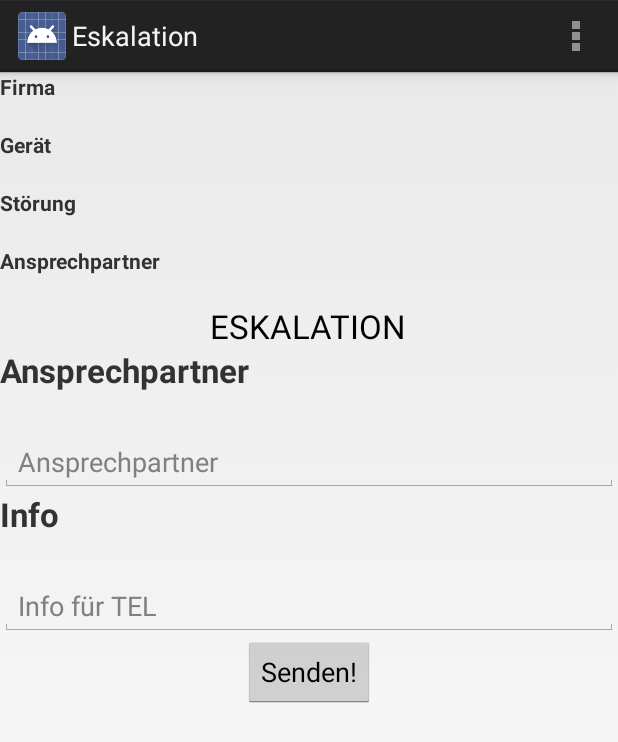
After one commit to TrooperMaXX/Jobcontrol, an Android app: the Eskalation screen opened directly, with no data from a screen before it, on a phone screen of 412 x 824 dp. The commit adds this screen. Shown: the top 742 px of the screen. Run offline under Robolectric (Android 15) with nearby library versions, the phone set to English and light mode, and no system bars.

Commit message:
ESKALATION! neuer Button in den Details

```diff
--- a/app/src/main/AndroidManifest.xml
+++ b/app/src/main/AndroidManifest.xml
@@ -55,7 +55,10 @@
         <activity
             android:name=".ticketlist.NewInfo"
             android:label="@string/title_activity_new_info">
-
+        </activity>
+        <activity
+            android:name=".ticketlist.Eskalation"
+            android:label="@string/title_activity_eskalation" >
         </activity>
     </application>
 
--- a/app/src/main/java/de/hoell/jobcontrol/OfflineFragment.java
+++ b/app/src/main/java/de/hoell/jobcontrol/OfflineFragment.java
@@ -135,7 +135,7 @@ public class OfflineFragment extends ListFragment {
                                 case 39:
                                     Status = "Eskalation";
                                     DropPos = 10;
-                                    imgid= this.getResources().getIdentifier("ic_status_red","mipmap","de.hoell.jobcontrol");
+                                    imgid= this.getResources().getIdentifier("ic_status_orange","mipmap","de.hoell.jobcontrol");
                                     break;
 
                             }
--- a/app/src/main/java/de/hoell/jobcontrol/TicketFragment.java
+++ b/app/src/main/java/de/hoell/jobcontrol/TicketFragment.java
@@ -452,7 +452,7 @@ public class TicketFragment extends ListFragment {
                                 case 99:
                                     Status = "Eskalation";
                                     DropPos = 10;
-                                    imgid= mContext.getResources().getIdentifier("ic_status_red","mipmap","de.hoell.jobcontrol");
+                                    imgid= mContext.getResources().getIdentifier("ic_status_orange","mipmap","de.hoell.jobcontrol");
                                     break;
 
                             }
--- a/app/src/main/java/de/hoell/jobcontrol/query/Functions.java
+++ b/app/src/main/java/de/hoell/jobcontrol/query/Functions.java
@@ -46,6 +46,7 @@ import de.hoell.jobcontrol.MainActivity;
         private static String saverueck_tag = "saverueck";
         private static String saveinfo_tag = "saveinfo";
         private static String info_tag = "info";
+        private static String saveesk_tag = "saveesk";
 
     // constructor
         public Functions(){
@@ -93,7 +94,7 @@ import de.hoell.jobcontrol.MainActivity;
             params.add(new BasicNameValuePair("tag", savedetails_tag));
             params.add(new BasicNameValuePair("status", Status));
             params.add(new BasicNameValuePair("id", ID));
-            System.out.println("status"+Status);
+            System.out.println("status" + Status);
             // getting JSON Object
             JSONObject json = jsonParser.getJSONFromUrl(URL, params);
             Log.e("TROLJSON", json.toString());
@@ -119,7 +120,7 @@ import de.hoell.jobcontrol.MainActivity;
             }
             boolean ja=heute.equals(termin);
 
-            System.out.println("date_today" + heute +" termin" + termin + " ja"+ ja);
+            System.out.println("date_today" + heute + " termin" + termin + " ja" + ja);
             if (ja){
                 return true;
             }
@@ -243,4 +244,20 @@ import de.hoell.jobcontrol.MainActivity;
                 3000, sender);//10min interval
 
     }
+
+    public JSONObject SaveEsk(String id, String ansprech, String info, String user) {
+        List<NameValuePair> params = new ArrayList<NameValuePair>();
+
+        params.add(new BasicNameValuePair("tag", saveesk_tag));
+        params.add(new BasicNameValuePair("id", id));
+        params.add(new BasicNameValuePair("ansprech", ansprech));
+        params.add(new BasicNameValuePair("info", info));
+        params.add(new BasicNameValuePair("user", user));
+
+        // getting JSON Object
+        JSONObject json = jsonParser.getJSONFromUrl(URL, params);
+        Log.e("SAVEESK", json.toString());
+        // return json
+        return json;
+    }
 }
--- /dev/null
+++ b/app/src/main/java/de/hoell/jobcontrol/ticketlist/Eskalation.java
@@ -0,0 +1,154 @@
+package de.hoell.jobcontrol.ticketlist;
+
+import android.app.Activity;
+import android.content.Intent;
+import android.os.AsyncTask;
+import android.os.Bundle;
+import android.util.Log;
+import android.view.Menu;
+import android.view.View;
+import android.widget.Button;
+import android.widget.TextView;
+import android.widget.Toast;
+
+import org.json.JSONException;
+import org.json.JSONObject;
+
+import de.hoell.jobcontrol.MainActivity;
+import de.hoell.jobcontrol.R;
+import de.hoell.jobcontrol.Start;
+import de.hoell.jobcontrol.query.Functions;
+
+public class Eskalation extends Activity {
+    private static final String TAG_SUCCESS = "success";
+
+
+    @Override
+    protected void onCreate(Bundle savedInstanceState) {
+        super.onCreate(savedInstanceState);
+        setContentView(R.layout.activity_eskalation);
+
+        Button Button_EskSave = (Button) findViewById(R.id.button_save_eskalation);
+
+        final String Firma = getIntent().getStringExtra("value_firma");
+        String Model = getIntent().getStringExtra("value_model");//Gerät
+        String Stoerung = getIntent().getStringExtra("value_stoerung");
+        final String Ansprechpartner = getIntent().getStringExtra("value_ansprechpartner");
+       final String ID = getIntent().getStringExtra("value_id");
+
+        final String user;
+
+        user = Start.user;
+
+        TextView textViewRueckFirma = (TextView) findViewById(R.id.textViewRueckFirma);
+        textViewRueckFirma.setText(Firma);
+        TextView textViewRueckModell = (TextView) findViewById(R.id.textViewRueckModel);
+        textViewRueckModell.setText(Model);
+        TextView textViewRueckStoerung = (TextView) findViewById(R.id.textViewRueckStoerung);
+        textViewRueckStoerung.setText(Stoerung);
+        TextView textViewRueckAnsprechpartner = (TextView) findViewById(R.id.textViewRueckAnsprech);
+        textViewRueckAnsprechpartner.setText(Ansprechpartner);
+
+        Button_EskSave.setOnClickListener(new View.OnClickListener() {
+            @Override
+            public void onClick(View view) {
+                Functions Function = new Functions();
+                if( Function.isNetworkOnline(Eskalation.this)){
+
+                TextView editTextAnsprechpartner =  (TextView) findViewById(R.id.Ansprechpartner_Content);
+                String editAnsprech = editTextAnsprechpartner.getText().toString();
+                TextView editTextInfo =  (TextView) findViewById(R.id.Info_Content);
+                String editInfo = editTextInfo.getText().toString();
+
+                new JSONSaveEsk(ID,editAnsprech,editInfo, user).execute();}  else {
+                    Toast.makeText(getApplicationContext(), "Keine INternet verbindung", Toast.LENGTH_LONG).show();}
+
+
+
+            }
+        });
+
+
+
+
+    }
+
+
+    @Override
+    public boolean onCreateOptionsMenu(Menu menu) {
+        // Inflate the menu; this adds items to the action bar if it is present.
+        getMenuInflater().inflate(R.menu.menu_rueckmeldung, menu);
+        return true;
+    }
+
+    public class JSONSaveEsk extends AsyncTask<Integer, Integer, JSONObject> {
+
+        private String mID,mAnsprech,mInfo,mUser;
+        public JSONSaveEsk(String id, String ansprech, String info,String user) {
+            mID=id;
+            mAnsprech=ansprech;
+            mInfo=info;
+            mUser=user;
+        }
+
+        @Override
+        protected JSONObject doInBackground(Integer... args) {
+            Functions Function = new Functions();
+
+            JSONObject json = Function.SaveEsk(mID, mAnsprech,mInfo,mUser);
+
+            // check for login response
+            // check log cat fro response
+            Log.d("Create Response", json.toString());
+            return json;
+        }
+
+        @Override
+        protected void onPostExecute(JSONObject json) {
+
+            try {
+
+                int success = json.getInt(TAG_SUCCESS);
+
+                if (success == 1) {
+                    System.out.println("LOL gehtb sofort"+ success);
+
+                    Toast.makeText(getApplicationContext(), "Eskalation Erfolgreich", Toast.LENGTH_LONG).show();
+
+
+                    Intent i = new Intent(getApplicationContext(), MainActivity.class);
+                    startActivity(i);
+
+
+
+
+                }
+                else{
+
+                    System.out.println("Y U NOT FUNCTION...");
+
+                }
+
+            } catch (JSONException e) {
+                e.printStackTrace();
+            }
+
+        }
+    }
+
+
+   /* @Override
+    public boolean onOptionsItemSelected(MenuItem item) {
+        // Handle action bar item clicks here. The action bar will
+        // automatically handle clicks on the Home/Up button, so long
+        // as you specify a parent activity in AndroidManifest.xml.
+        int id = item.getItemId();
+
+        //noinspection SimplifiableIfStatement
+        if (id == R.id.action_settings) {
+            return true;
+        }
+
+        return super.onOptionsItemSelected(item);
+    }*/
+}
--- a/app/src/main/java/de/hoell/jobcontrol/ticketlist/TicketDetailsActivity.java
+++ b/app/src/main/java/de/hoell/jobcontrol/ticketlist/TicketDetailsActivity.java
@@ -49,6 +49,7 @@ private static final String TAG_SUCCESS = "success";
         Button Button_his = (Button) findViewById(R.id.button_his);
         Button Button_rueck = (Button) findViewById(R.id.button_rueck);
         Button Button_info = (Button) findViewById(R.id.button_info);
+        Button Button_eskalation = (Button) findViewById(R.id.button_eskalation);
 
         int DropPos = getIntent().getIntExtra("value_droppos",0);
         String Firma = getIntent().getStringExtra("value_firma");
@@ -199,7 +200,33 @@ private static final String TAG_SUCCESS = "success";
                 }
             });
 
+        Button_eskalation.setOnClickListener(new View.OnClickListener() {
+            @Override
+            public void onClick(View view) {
 
+
+
+                TextView textViewFirma =  (TextView) findViewById(R.id.textViewContentFirma);
+                String Firma = textViewFirma.getText().toString();
+                TextView textViewModel =  (TextView) findViewById(R.id.textViewContentModell);
+                String Model = textViewModel.getText().toString();
+                TextView textViewStoerung =  (TextView) findViewById(R.id.textViewContentStoerung);
+                String Stoerung = textViewStoerung.getText().toString();
+                TextView textViewAnsprechpartner =  (TextView) findViewById(R.id.textViewContentAnsprechpartner);
+                String Ansprechpartner = textViewAnsprechpartner.getText().toString();
+
+                Intent i = new Intent(getApplicationContext(), Eskalation.class);
+
+                i.putExtra("value_firma", Firma);
+                i.putExtra("value_model", Model);
+                i.putExtra("value_stoerung", Stoerung);
+                i.putExtra("value_ansprechpartner", Ansprechpartner);
+                i.putExtra("value_id", ID);
+
+                startActivity(i);
+
+            }
+        });
     }
 
 
--- /dev/null
+++ b/app/src/main/res/layout/activity_eskalation.xml
@@ -0,0 +1,226 @@
+<LinearLayout xmlns:android="http://schemas.android.com/apk/res/android"
+    android:layout_width="fill_parent"
+    android:layout_height="fill_parent"
+    android:orientation="vertical"
+    >
+
+
+    <ScrollView
+        android:layout_width="match_parent"
+        android:layout_height="match_parent"
+        android:id="@+id/scrollView2" >
+
+        <LinearLayout
+            android:orientation="vertical"
+            android:layout_width="fill_parent"
+            android:layout_height="fill_parent">
+
+            <TableLayout
+                tools:context="de.hoell.jobcontrol.ticketlist.DetailsFragment"
+                xmlns:android="http://schemas.android.com/apk/res/android"
+                xmlns:tools="http://schemas.android.com/tools"
+                android:layout_width="match_parent"
+                android:layout_height="wrap_content"
+                android:id="@+id/tableLayout"
+                android:layout_marginTop="0dip" >
+
+                <TableRow
+                    android:id="@+id/tableRow2"
+                    android:layout_width="match_parent"
+                    android:layout_height="wrap_content" >
+
+                    <TextView
+                        android:layout_width="match_parent"
+                        android:layout_height="wrap_content"
+                        android:text="@string/firma"
+                        android:id="@+id/textView"
+                        android:textStyle="normal|bold" />
+                </TableRow>
+
+                <TableRow
+                    android:layout_width="fill_parent"
+                    android:layout_height="fill_parent" >
+
+                    <TextView
+                        android:layout_width="wrap_content"
+                        android:layout_height="wrap_content"
+                        android:text="@string/test_text"
+                        android:id="@+id/textViewRueckFirma"
+
+                        android:layout_column="0"
+                        android:textColor="#383838" />
+                </TableRow>
+
+                <TableRow
+                    android:id="@+id/tableRow5"
+                    android:layout_width="match_parent"
+                    android:layout_height="wrap_content" >
+
+                    <TextView
+                        android:layout_width="match_parent"
+                        android:layout_height="wrap_content"
+                        android:text="@string/gerät"
+                        android:id="@+id/textView6"
+                        android:textStyle="normal|bold" />
+                </TableRow>
+
+                <TableRow
+                    android:layout_width="fill_parent"
+                    android:layout_height="fill_parent" >
+
+                    <TextView
+                        android:layout_width="wrap_content"
+                        android:layout_height="wrap_content"
+                        android:text="@string/test_text"
+                        android:id="@+id/textViewRueckModel"
+                        android:enabled="false"
+                        android:layout_column="0"
+                        android:textColor="#383838" />
+                </TableRow>
+
+                <TableRow
+                    android:id="@+id/tableRow7"
+                    android:layout_width="match_parent"
+                    android:layout_height="wrap_content" >
+
+                    <TextView
+                        android:layout_width="match_parent"
+                        android:layout_height="wrap_content"
+                        android:text="@string/störung"
+                        android:id="@+id/textView10"
+                        android:textStyle="normal|bold" />
+                </TableRow>
+
+                <TableRow
+                    android:layout_width="fill_parent"
+                    android:layout_height="fill_parent" >
+
+                    <TextView
+                        android:layout_width="wrap_content"
+                        android:layout_height="wrap_content"
+                        android:text="@string/test_text"
+                        android:id="@+id/textViewRueckStoerung"
+                        android:enabled="false"
+                        android:layout_column="0"
+                        android:textColor="#383838" />
+                </TableRow>
+
+                <TableRow
+                    android:id="@+id/tableRow8"
+                    android:layout_width="match_parent"
+                    android:layout_height="wrap_content" >
+
+                    <TextView
+                        android:layout_width="match_parent"
+                        android:layout_height="wrap_content"
+                        android:text="@string/ansprechpartner"
+                        android:id="@+id/textView12"
+                        android:textStyle="normal|bold" />
+                </TableRow>
+
+                <TableRow
+                    android:layout_width="fill_parent"
+                    android:layout_height="fill_parent" >
+
+                    <TextView
+                        android:layout_width="wrap_content"
+                        android:layout_height="wrap_content"
+                        android:text="@string/test_text"
+                        android:id="@+id/textViewRueckAnsprech"
+                        android:enabled="false"
+                        android:layout_column="0"
+                        android:textColor="#383838" />
+                </TableRow>
+
+            </TableLayout>
+
+            <TextView
+                android:layout_width="wrap_content"
+                android:layout_height="wrap_content"
+                android:textAppearance="?android:attr/textAppearanceLarge"
+                android:text="@string/eskalation_caps"
+                android:id="@+id/Rueckmeldung"
+                android:layout_gravity="center_horizontal" />
+
+            <TableLayout
+                tools:context="de.hoell.jobcontrol.ticketlist.DetailsFragment"
+                xmlns:android="http://schemas.android.com/apk/res/android"
+                xmlns:tools="http://schemas.android.com/tools"
+                android:layout_width="fill_parent"
+                android:layout_height="wrap_content"
+                android:id="@+id/table_rueck"
+                android:layout_marginTop="0dip" >
+
+                <TableRow
+                    android:id="@+id/Ansprechpartner_row"
+                    android:layout_width="match_parent"
+                    android:layout_height="wrap_content">
+
+                    <TextView
+                        android:layout_width="match_parent"
+                        android:layout_height="wrap_content"
+                        android:text="@string/ansprechpartner"
+                        android:id="@+id/Text_View_Ansprechpartner"
+                        android:textStyle="normal|bold"
+                        android:textSize="22dp"/>
+                </TableRow>
+
+                <TableRow
+                    android:layout_width="fill_parent"
+                    android:layout_height="fill_parent" >
+
+                    <EditText
+                        android:layout_width="wrap_content"
+                        android:layout_height="wrap_content"
+                        android:inputType="textPersonName"
+                        android:hint="@string/ansprechpartner_hint"
+                        android:ems="20"
+                        android:id="@+id/Ansprechpartner_Content"
+                        android:layout_marginTop="27dp"
+                        />
+
+                </TableRow>
+
+                <TableRow
+                    android:id="@+id/Info_row"
+                    android:layout_width="match_parent"
+                    android:layout_height="wrap_content">
+
+                    <TextView
+                        android:layout_width="match_parent"
+                        android:layout_height="wrap_content"
+                        android:text="@string/info"
+                        android:id="@+id/Text_View_Info"
+                        android:textStyle="normal|bold"
+                        android:textSize="22dp"/>
+                </TableRow>
+
+                <TableRow
+                    android:layout_width="fill_parent"
+                    android:layout_height="fill_parent"
+                    android:id="@+id/Info_Content_row">
+
+                    <EditText
+                        android:layout_width="wrap_content"
+                        android:layout_height="wrap_content"
+                        android:inputType="textMultiLine"
+                        android:hint="@string/info_hint"
+                        android:ems="20"
+                        android:id="@+id/Info_Content"
+                        android:layout_marginTop="27dp"
+                       />
+
+                </TableRow>
+
+            </TableLayout>
+
+            <Button
+                android:layout_width="wrap_content"
+                android:layout_height="wrap_content"
+                android:text="@string/button_saverueck"
+                android:id="@+id/button_save_eskalation"
+                android:layout_gravity="center_horizontal" />
+        </LinearLayout>
+    </ScrollView>
+
+</LinearLayout>
--- a/app/src/main/res/layout/fragment_details.xml
+++ b/app/src/main/res/layout/fragment_details.xml
@@ -447,6 +447,13 @@
                     android:layout_height="wrap_content"
                     android:text="@string/info"
                     android:id="@+id/button_info" />
+
+                <Button
+                    style="?android:attr/buttonStyleSmall"
+                    android:layout_width="wrap_content"
+                    android:layout_height="wrap_content"
+                    android:text="@string/button_eskalation"
+                    android:id="@+id/button_eskalation" />
             </LinearLayout>
 
         </TableRow>
--- a/app/src/main/res/values/strings.xml
+++ b/app/src/main/res/values/strings.xml
@@ -104,5 +104,8 @@
     <string name="rueckmeldung_caps">RÜCKMELDUNG</string>
     <string name="title_activity_info">Info</string>
     <string name="title_activity_new_info">NewInfo</string>
+    <string name="button_eskalation">Eskalation</string>
+    <string name="eskalation_caps">ESKALATION</string>
+    <string name="title_activity_eskalation">Eskalation</string>
 
 </resources>
```
Also changed, not shown: 1 other file.
